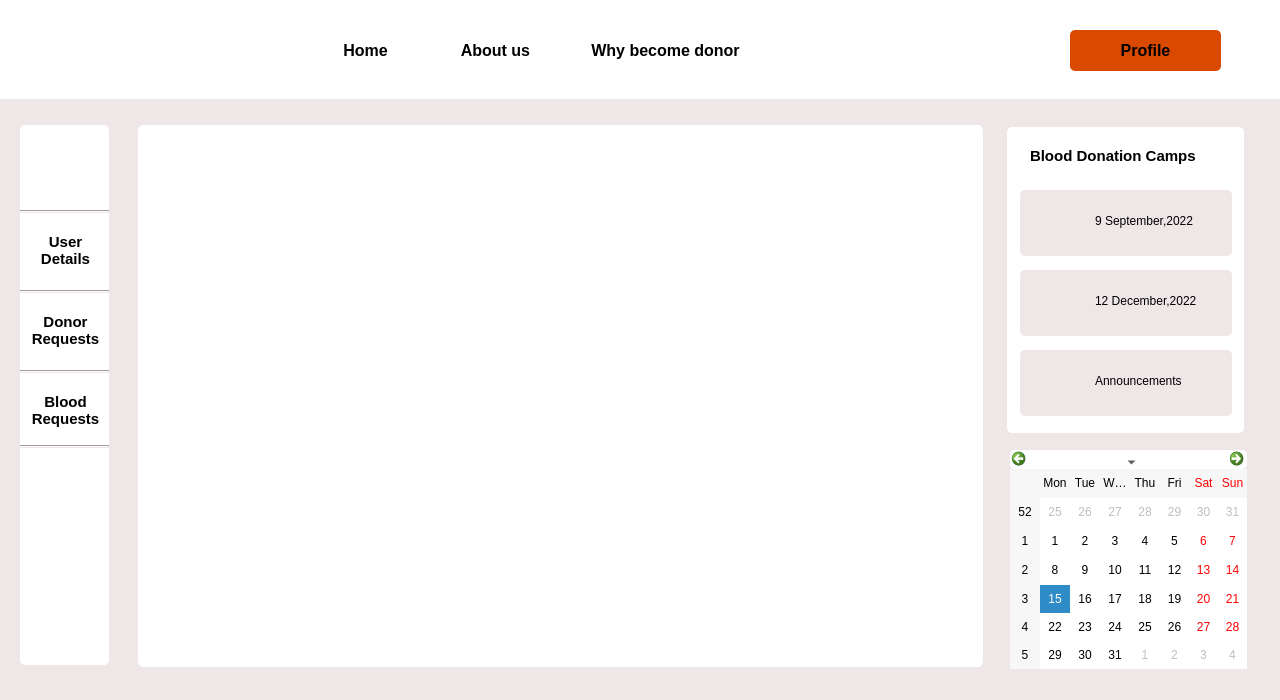
Old version of the form user_details.ui in the repository Rista10/Final.
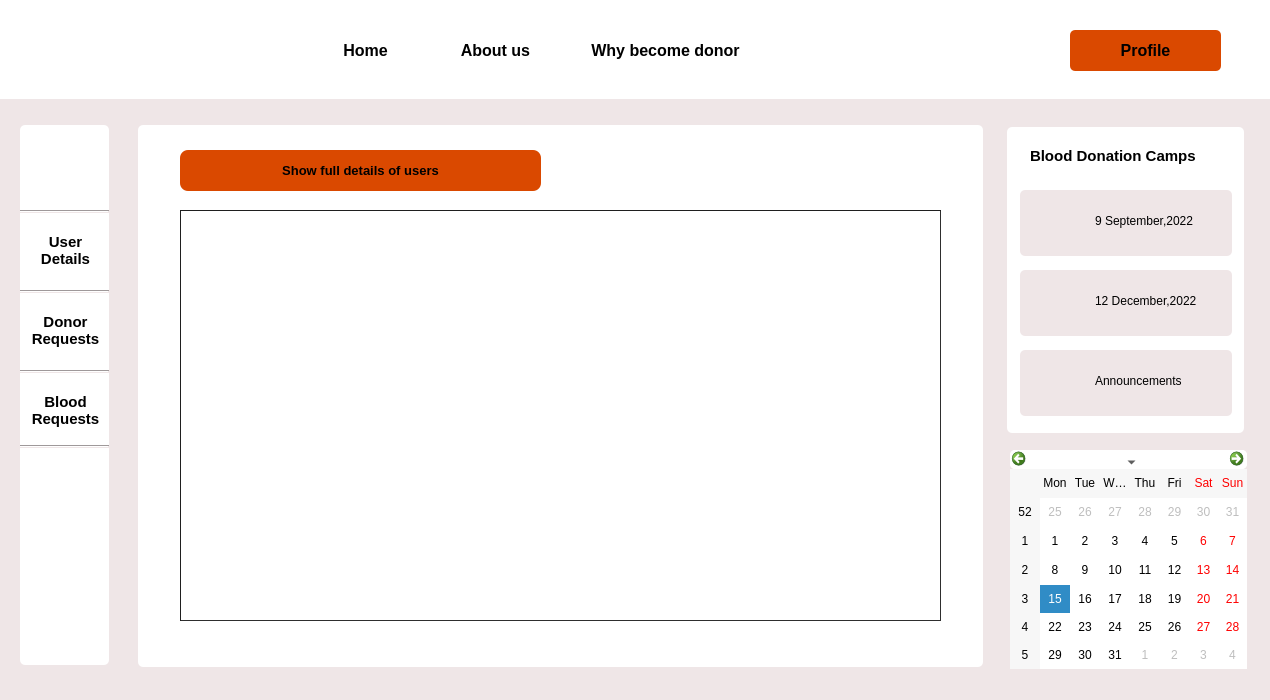
New version of the form. Icons and pictures are not drawn.

Patch:
```diff
--- a/user_details.ui
+++ b/user_details.ui
@@ -6,7 +6,7 @@
    <rect>
     <x>0</x>
     <y>0</y>
-    <width>1280</width>
+    <width>1270</width>
     <height>700</height>
    </rect>
   </property>
@@ -528,6 +528,46 @@
     <string/>
    </property>
   </widget>
+  <widget class="QTableView" name="tableView">
+   <property name="geometry">
+    <rect>
+     <x>180</x>
+     <y>210</y>
+     <width>761</width>
+     <height>411</height>
+    </rect>
+   </property>
+   <property name="styleSheet">
+    <string notr="true">border-color: rgb(31, 31, 31);
+background-color: rgb(255, 255, 255);
+border-width : 1.2px;
+border-style:inset;
+</string>
+   </property>
+  </widget>
+  <widget class="QPushButton" name="pushButton">
+   <property name="geometry">
+    <rect>
+     <x>180</x>
+     <y>150</y>
+     <width>361</width>
+     <height>41</height>
+    </rect>
+   </property>
+   <property name="font">
+    <font>
+     <pointsize>10</pointsize>
+     <bold>true</bold>
+    </font>
+   </property>
+   <property name="styleSheet">
+    <string notr="true">background-color:rgb(218, 73, 0);
+border-radius:8px;</string>
+   </property>
+   <property name="text">
+    <string>Show full details of users</string>
+   </property>
+  </widget>
   <zorder>label_4</zorder>
   <zorder>label_2</zorder>
   <zorder>label</zorder>
@@ -556,6 +596,8 @@
   <zorder>label_31</zorder>
   <zorder>label_29</zorder>
   <zorder>label_32</zorder>
+  <zorder>tableView</zorder>
+  <zorder>pushButton</zorder>
  </widget>
  <resources/>
  <connections/>
```
